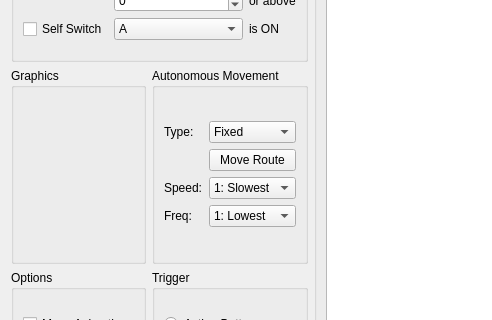
Before: the Qt Designer form eventpage.ui in jowin202/YaRXP, drawn with Qt 5; both pictures show x 0 to 492 and y 145 to 465 of the 691 by 622 pixel window.
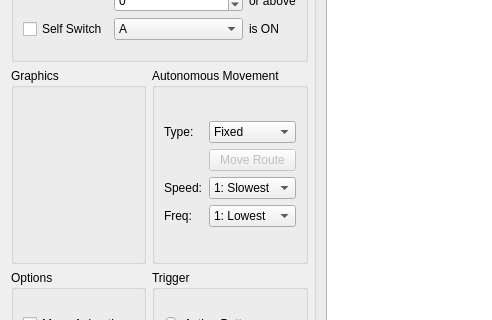
After: the same form once the commit is applied.

```diff
--- a/eventpage.ui
+++ b/eventpage.ui
@@ -204,7 +204,10 @@
          </widget>
         </item>
         <item row="1" column="1">
-         <widget class="QPushButton" name="pushButton">
+         <widget class="QPushButton" name="button_move_route">
+          <property name="enabled">
+           <bool>false</bool>
+          </property>
           <property name="text">
            <string>Move Route</string>
           </property>
```
Left out of the diff: 89 changed lines with no effect on the pictures.
